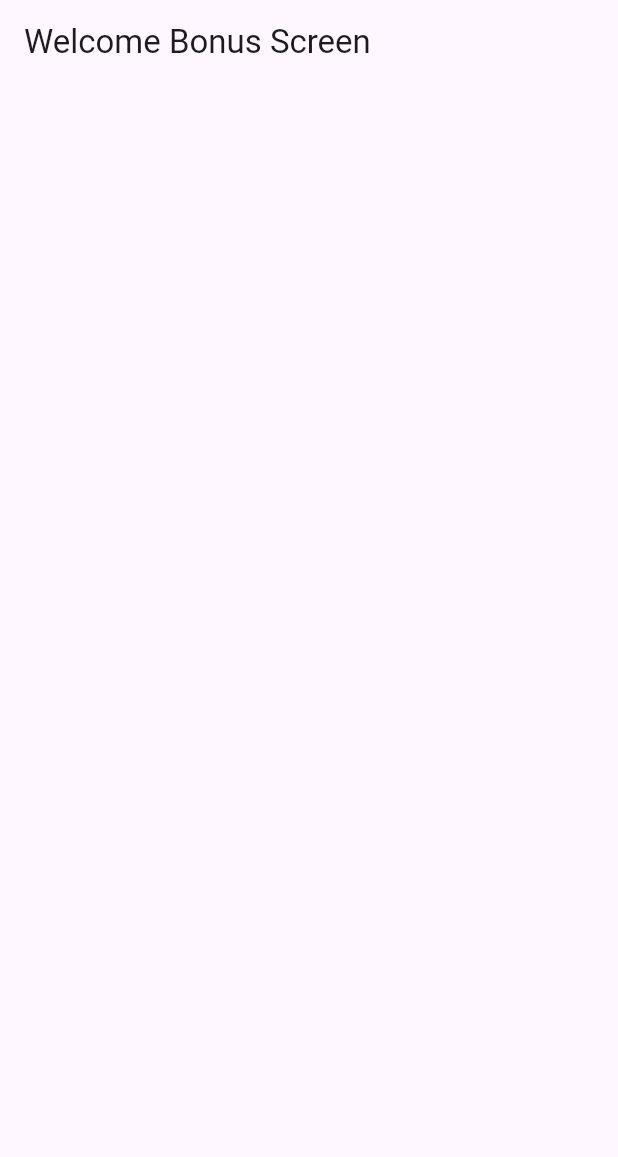
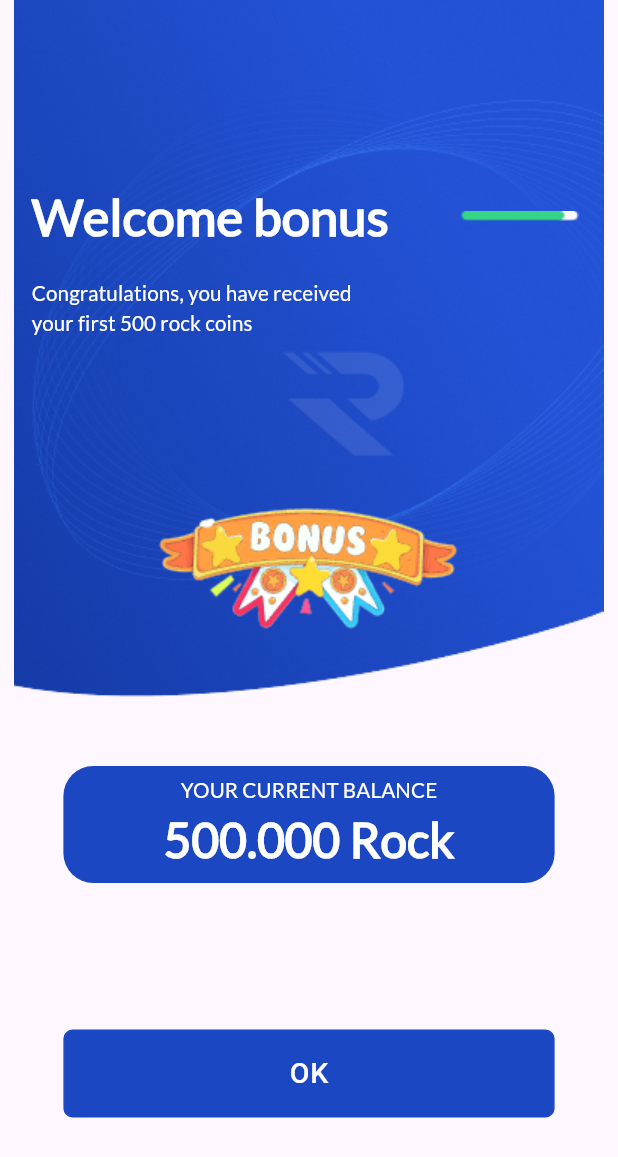
Before and after one commit to mibad862/rocki_poin_app, a Flutter app: the screen it shows after launch, on a phone screen of 412 x 824 dp. Shown: the top 1157 px of the screen. Run offline on Flutter 3.47's test engine with Material 3 defaults, Android fonts, the phone set to English and light mode, and no system bars; our stand-ins replace flutter_screenutil.

Commit message:
Welcome Bonus Screen added

```diff
--- a/lib/core/constants/app_assets.dart
+++ b/lib/core/constants/app_assets.dart
@@ -1,4 +1,9 @@
 class AppAssets {
   //Splash Screen
   static const String splImgOne = "assets/images/splash_screen_img1.png";
+
+  //Welcome Screen
+  static const String welImgOne = "assets/images/welcome_screen_img1.png";
+  static const String welImgTwo = "assets/images/welcome_screen_img2.png";
+  static const String welImgThree = "assets/images/welcome_screen_img3.png";
 }
--- a/lib/core/theme/app_text_themes.dart
+++ b/lib/core/theme/app_text_themes.dart
@@ -8,5 +8,10 @@ class AppTextTheme {
       color: AppColors.white1,
       fontSize: 14.0,
     ),
+    titleSmall: TextStyle(
+      fontFamily: "Lato",
+      color: AppColors.white1,
+      fontSize: 14.0,
+    ),
   );
 }
--- /dev/null
+++ b/lib/core/utils/padding_extensions.dart
@@ -0,0 +1,79 @@
+import 'package:flutter/material.dart';
+
+extension PaddingExtension on Widget {
+  Widget paddingAll(double padding) {
+    return Padding(
+      padding: EdgeInsets.all(padding),
+      child: this,
+    );
+  }
+
+  Widget paddingHorizontal(double horizontalPadding) {
+    return Padding(
+      padding: EdgeInsets.symmetric(horizontal: horizontalPadding),
+      child: this,
+    );
+  }
+
+  Widget paddingVertical(double verticalPadding) {
+    return Padding(
+      padding: EdgeInsets.symmetric(vertical: verticalPadding),
+      child: this,
+    );
+  }
+
+  Widget paddingLeft(double leftPadding) {
+    return Padding(
+      padding: EdgeInsets.only(left: leftPadding),
+      child: this,
+    );
+  }
+
+  Widget paddingRight(double rightPadding) {
+    return Padding(
+      padding: EdgeInsets.only(right: rightPadding),
+      child: this,
+    );
+  }
+
+  Widget paddingTop(double topPadding) {
+    return Padding(
+      padding: EdgeInsets.only(top: topPadding),
+      child: this,
+    );
+  }
+
+  Widget paddingBottom(double bottomPadding) {
+    return Padding(
+      padding: EdgeInsets.only(bottom: bottomPadding),
+      child: this,
+    );
+  }
+}
+
+extension PaddingExtensions on Widget {
+  Widget applyPadding({
+    double? all,
+    double? horizontal,
+    double? vertical,
+    double? left,
+    double? right,
+    double? top,
+    double? bottom,
+  }) {
+    return Padding(
+      padding: EdgeInsets.only(
+        left: left ?? 0.0,
+        right: right ?? 0.0,
+        top: top ?? 0.0,
+        bottom: bottom ?? 0.0,
+      ) +
+          EdgeInsets.symmetric(
+            horizontal: horizontal ?? 0.0,
+            vertical: vertical ?? 0.0,
+          ) +
+          EdgeInsets.all(all ?? 0.0),
+      child: this,
+    );
+  }
+}
--- a/lib/views/splash_screen.dart
+++ b/lib/views/splash_screen.dart
@@ -19,7 +19,7 @@ class _SplashScreenState extends State<SplashScreen> {
   void initState() {
     super.initState();
     Future.delayed(
-        const Duration(microseconds: 10),
+        const Duration(milliseconds: 12),
         () => Navigator.pushReplacementNamed(
             context, WelcomeBonusScreen.routeName));
   }
--- a/lib/views/welcome_bonus_screen.dart
+++ b/lib/views/welcome_bonus_screen.dart
@@ -1,4 +1,9 @@
 import 'package:flutter/material.dart';
+import 'package:flutter_screenutil/flutter_screenutil.dart';
+import 'package:rocki_poin_app/core/constants/app_colors.dart';
+import 'package:rocki_poin_app/core/utils/padding_extensions.dart';
+import 'package:rocki_poin_app/widgets/common_elevated_button.dart';
+import '../core/constants/app_assets.dart';
 
 class WelcomeBonusScreen extends StatelessWidget {
   const WelcomeBonusScreen({super.key});
@@ -8,8 +13,102 @@ class WelcomeBonusScreen extends StatelessWidget {
   @override
   Widget build(BuildContext context) {
     return Scaffold(
-      appBar: AppBar(
-        title: Text("Welcome Bonus Screen"),
+      body: Column(
+        children: [
+          Stack(
+            children: [
+              Image.asset(
+                AppAssets.welImgOne,
+                height: 483.h,
+                width: 483.w,
+                fit: BoxFit.contain,
+              ),
+              Positioned(
+                top: 110.h,
+                child: Column(
+                  mainAxisSize: MainAxisSize.min,
+                  crossAxisAlignment: CrossAxisAlignment.start,
+                  children: [
+                    Row(
+                      mainAxisAlignment: MainAxisAlignment.spaceBetween,
+                      crossAxisAlignment: CrossAxisAlignment.center,
+                      children: [
+                        Text(
+                          "Welcome bonus",
+                          style: Theme.of(context)
+                              .textTheme
+                              .titleSmall!
+                              .copyWith(
+                                  fontSize: 32.sp, fontWeight: FontWeight.w900),
+                        ),
+                        SizedBox(width: 45.w),
+                        Image.asset(
+                          AppAssets.welImgTwo,
+                          height: 75.h,
+                          width: 75.w,
+                          fit: BoxFit.contain,
+                        ),
+                      ],
+                    ),
+                    SizedBox(height: 5.h),
+                    Text(
+                      "Congratulations, you have received\nyour first 500 rock coins",
+                      style: Theme.of(context).textTheme.titleSmall!.copyWith(
+                          fontSize: 13.sp, fontWeight: FontWeight.w400),
+                    ),
+                  ],
+                ).paddingHorizontal(20.w),
+              ),
+              Positioned(
+                bottom: 0.h,
+                left: 0,
+                right: 0,
+                child: Image.asset(
+                  AppAssets.welImgThree,
+                  height: 200.h,
+                  width: 200.w,
+                ),
+              ),
+            ],
+          ),
+          SizedBox(height: 40.h),
+          Container(
+            alignment: Alignment.center,
+            height: 80.h,
+            width: 310.w,
+            decoration: BoxDecoration(
+              color: AppColors.blue1,
+              borderRadius: BorderRadius.circular(20.0),
+            ),
+            child: Column(
+              mainAxisSize: MainAxisSize.min,
+              children: [
+                Text(
+                  "YOUR CURRENT BALANCE",
+                  style: Theme.of(context)
+                      .textTheme
+                      .titleSmall!
+                      .copyWith(fontSize: 13.sp, fontWeight: FontWeight.w400),
+                ),
+                Text(
+                  "500.000 Rock",
+                  style: Theme.of(context)
+                      .textTheme
+                      .titleSmall!
+                      .copyWith(fontSize: 30.sp, fontWeight: FontWeight.w600),
+                ),
+              ],
+            ),
+          ),
+          SizedBox(height: 100.h),
+          CommonElevatedButton(
+            fontSize: 18.sp,
+            width: 310.w,
+            height: 60.h,
+            onPressed: (){},
+            text: "OK",
+          ),
+        ],
       ),
     );
   }
--- /dev/null
+++ b/lib/widgets/common_elevated_button.dart
@@ -0,0 +1,64 @@
+import 'package:flutter/material.dart';
+import 'package:flutter_screenutil/flutter_screenutil.dart';
+import 'package:rocki_poin_app/core/constants/app_colors.dart';
+
+class CommonElevatedButton extends StatelessWidget {
+  const CommonElevatedButton({
+    super.key, // Corrected key definition
+    required this.onPressed,
+    this.height,
+    this.width,
+    required this.text,
+    this.textColor,
+    this.buttonColor,
+    this.fontSize,
+    this.borderRadius,
+    this.buttonElevation,
+    this.borderColor,
+
+  }); // Corrected super constructor call
+
+  final VoidCallback onPressed;
+  final double? height;
+  final double? width;
+  final String text;
+  final Color? buttonColor;
+  final Color? textColor;
+  final double? fontSize;
+  final double? borderRadius;
+  final double? buttonElevation;
+  final Color? borderColor;
+
+
+  @override
+  Widget build(BuildContext context) {
+    return Material(
+      elevation: buttonElevation ?? 0.0,
+      borderRadius: BorderRadius.circular(borderRadius ?? 6.0),
+      color: Colors.transparent, // Set color to transparent
+      child: InkWell(
+        borderRadius: BorderRadius.circular(borderRadius ?? 6.0),
+        onTap: onPressed,
+        child: Container(
+          height: height ?? 20.h,
+          width: width ?? 50.w,
+          alignment: Alignment.center,
+          decoration: BoxDecoration(
+            border: Border.all(color: borderColor?? AppColors.blue1),
+            borderRadius: BorderRadius.circular(borderRadius ?? 6.0),
+            color: buttonColor ?? AppColors.blue1,
+
+          ),
+          child: Text(
+            text,
+            style: Theme.of(context).textTheme.bodyText1!.copyWith(
+              fontSize: fontSize ?? 15.sp,
+              color: textColor ?? AppColors.white1,
+              fontWeight: FontWeight.w500,
+            ),
+          ),
+        ),
+      ),
+    );
+  }
+}
--- a/pubspec.yaml
+++ b/pubspec.yaml
@@ -81,9 +81,9 @@ flutter:
         - asset: assets/fonts/Inter-Regular.ttf
   #       - asset: fonts/Schyler-Italic.ttf
   #         style: italic
-  #   - family: Trajan Pro
-  #     fonts:
-  #       - asset: fonts/TrajanPro.ttf
+    - family: "Lato"
+      fonts:
+        - asset: assets/fonts/Lato-Regular.ttf
   #       - asset: fonts/TrajanPro_Bold.ttf
   #         weight: 700
   #
```
Also changed, not shown: assets/fonts/Lato-Regular.ttf (added), assets/images/welcome_screen_img1.png (added), assets/images/welcome_screen_img2.png (added), assets/images/welcome_screen_img3.png (added).
